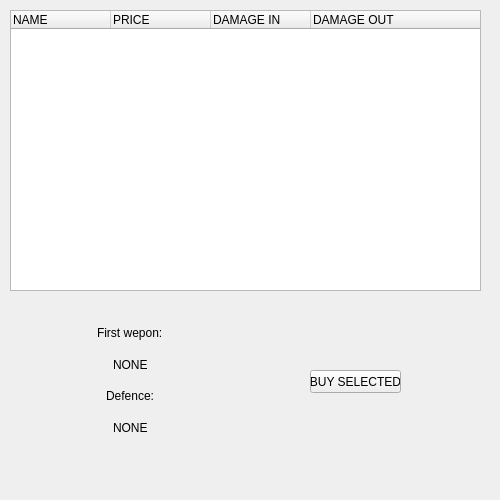
Before: the Qt Designer form areenapeli/shopscene.ui in Aivoapina/ohjsuun_tomato3, drawn with Qt 5.
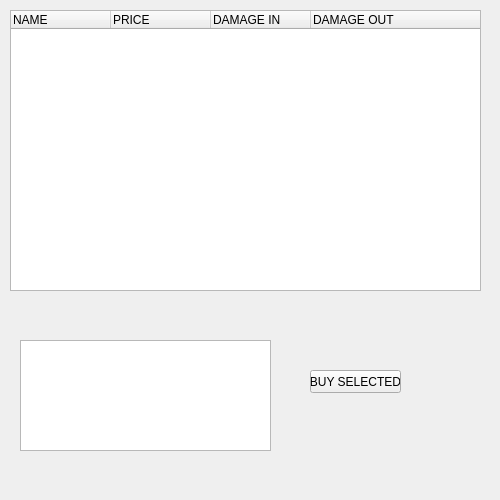
After: the same form once the commit is applied.

Commit message: tääjäi

The edit to the form file:
```diff
--- a/areenapeli/shopscene.ui
+++ b/areenapeli/shopscene.ui
@@ -43,46 +43,6 @@
     </property>
    </column>
   </widget>
-  <widget class="QWidget" name="gridLayoutWidget_2">
-   <property name="geometry">
-    <rect>
-     <x>10</x>
-     <y>320</y>
-     <width>241</width>
-     <height>120</height>
-    </rect>
-   </property>
-   <layout class="QGridLayout" name="gridLayout_2">
-    <item row="0" column="0" alignment="Qt::AlignHCenter">
-     <widget class="QLabel" name="label_7">
-      <property name="text">
-       <string>First wepon:</string>
-      </property>
-     </widget>
-    </item>
-    <item row="1" column="0" alignment="Qt::AlignHCenter">
-     <widget class="QLabel" name="labelWEPON">
-      <property name="text">
-       <string>NONE</string>
-      </property>
-     </widget>
-    </item>
-    <item row="2" column="0" alignment="Qt::AlignHCenter">
-     <widget class="QLabel" name="label_8">
-      <property name="text">
-       <string>Defence:</string>
-      </property>
-     </widget>
-    </item>
-    <item row="3" column="0" alignment="Qt::AlignHCenter">
-     <widget class="QLabel" name="labelDEFENCE">
-      <property name="text">
-       <string>NONE</string>
-      </property>
-     </widget>
-    </item>
-   </layout>
-  </widget>
   <widget class="QPushButton" name="ButtonBuy">
    <property name="geometry">
     <rect>
@@ -96,6 +56,16 @@
     <string>BUY SELECTED</string>
    </property>
   </widget>
+  <widget class="QTextBrowser" name="infoRuutu">
+   <property name="geometry">
+    <rect>
+     <x>20</x>
+     <y>340</y>
+     <width>251</width>
+     <height>111</height>
+    </rect>
+   </property>
+  </widget>
  </widget>
  <resources/>
  <connections/>
```
